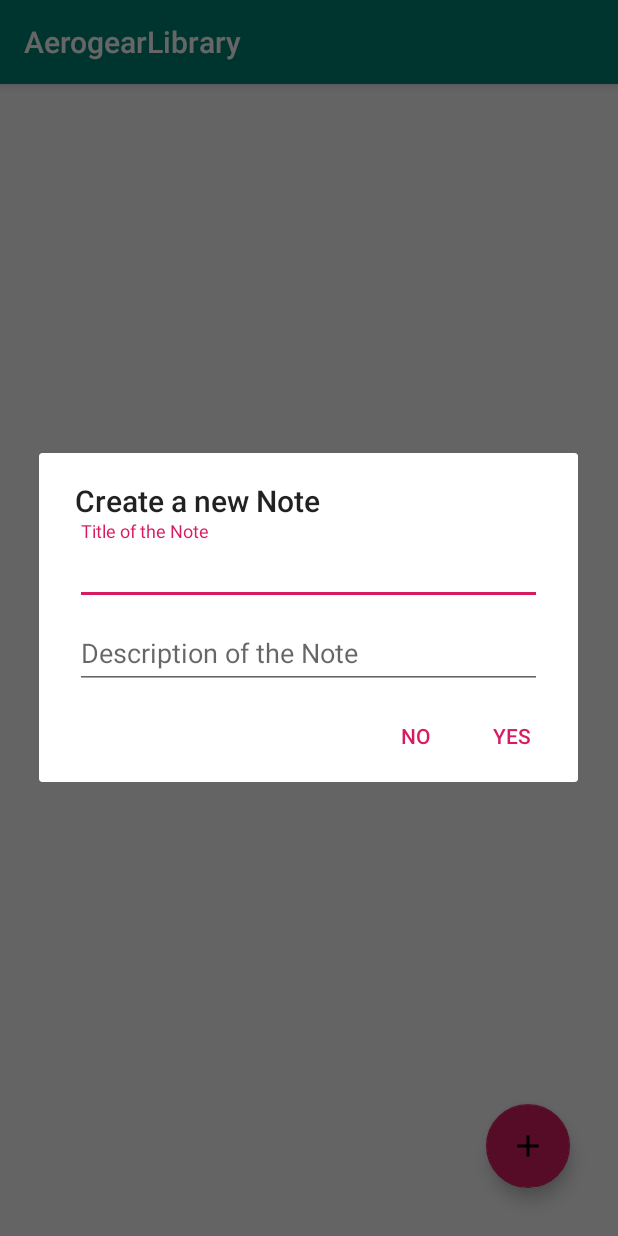
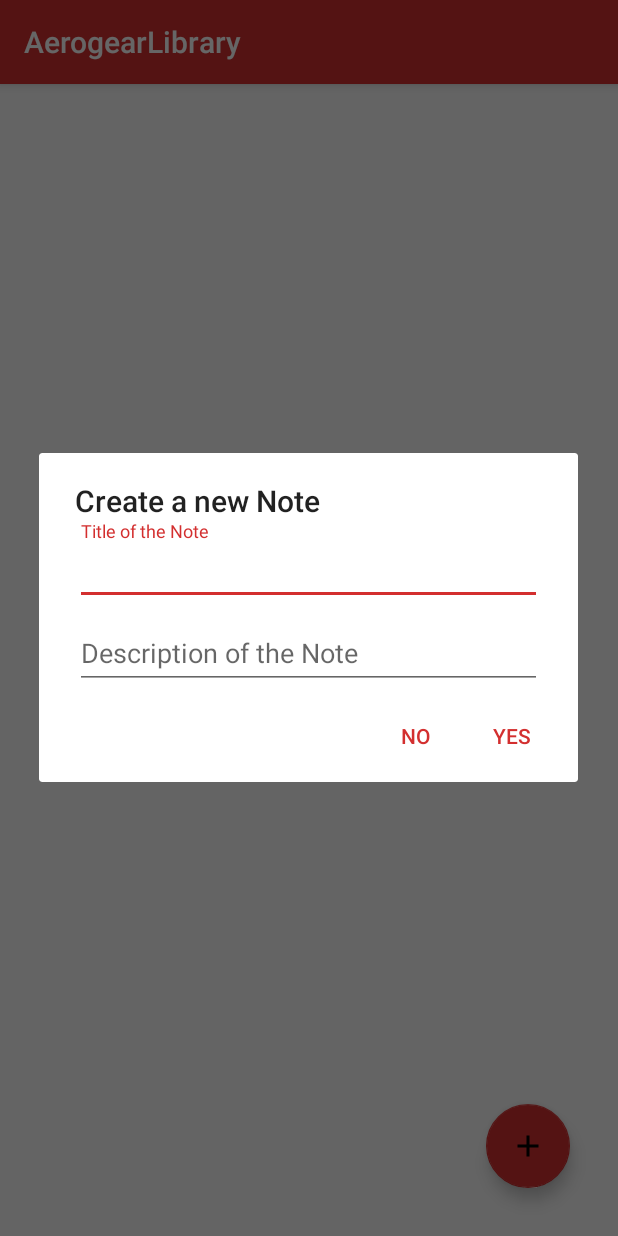
Before and after one commit to Lavanyagaur22/AerogearTasks, an Android app: the screen it shows after launch (MainActivity), after a tap on an icon or button, on a phone screen of 412 x 824 dp. Run offline under Robolectric (Android 15) with nearby library versions, the phone set to English and light mode, and no system bars.

Commit message:
Added required files in .gitignore and changed the UI of app according to material design

```diff
--- a/sample-app/src/main/res/values/colors.xml
+++ b/sample-app/src/main/res/values/colors.xml
@@ -1,6 +1,8 @@
 <?xml version="1.0" encoding="utf-8"?>
 <resources>
-    <color name="colorPrimary">#008577</color>
-    <color name="colorPrimaryDark">#00574B</color>
-    <color name="colorAccent">#D81B60</color>
+    <color name="colorPrimary">#d32f2f</color>
+    <color name="colorPrimaryDark">#9a0007</color>
+    <color name="colorAccent">#d32f2f</color>
+    <color name="primaryTextColor">#ffffff</color>
+
 </resources>
```
Also changed, not shown: sample-app/src/main/res/layout/item_row_tasks.xml (+7 -5 lines), 2 other files.
